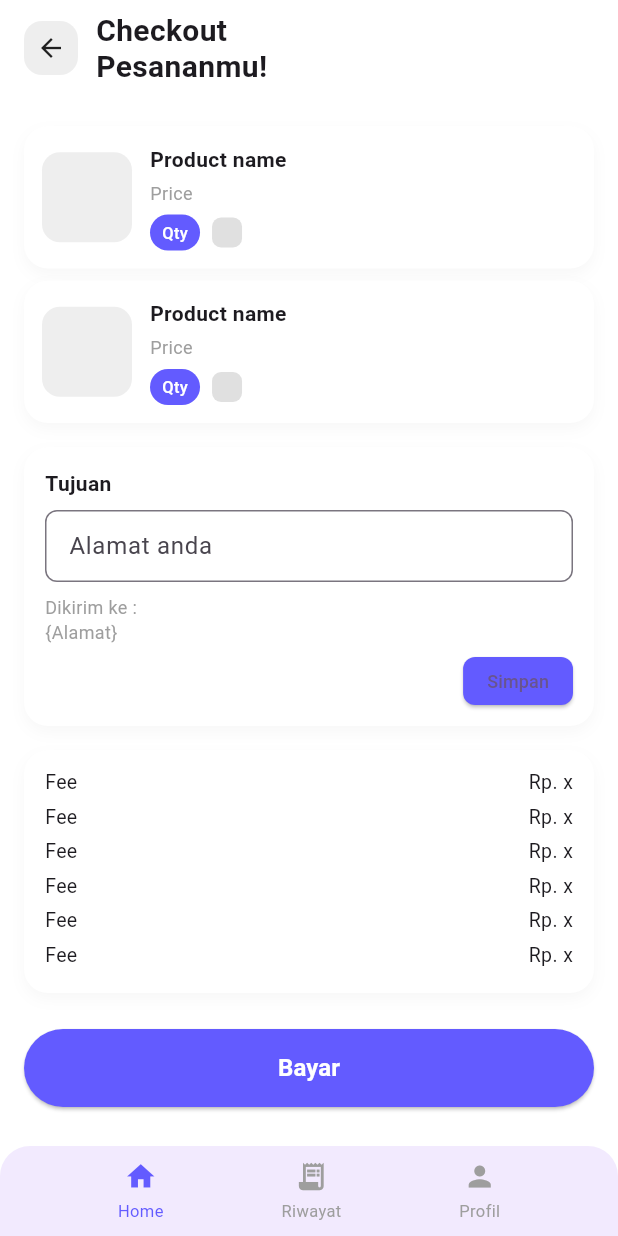
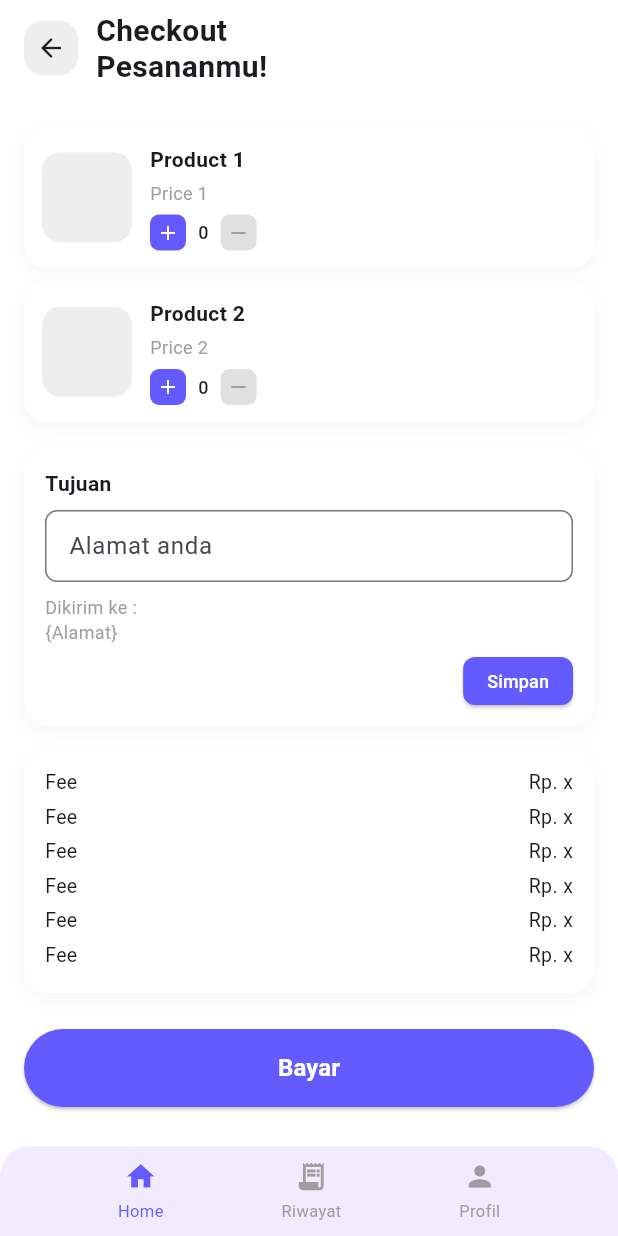
Before and after one commit to rsyafdhil/eato-app, a Flutter app: the CheckoutPage screen opened directly, on a phone screen of 412 x 824 dp. Run offline on Flutter 3.47's test engine with Material 3 defaults, Android fonts, the light colour scheme and no system bars.

Commit message:
pull from Daffa branch, checkout page & daftar kantin page

```diff
--- a/lib/main.dart
+++ b/lib/main.dart
@@ -3,6 +3,7 @@ import 'package:eato_app/pages/riwayat_transaksi_page.dart';
 import 'package:flutter/material.dart';
 import 'pages/register_page.dart';
 import 'pages/login_page.dart';
+import 'pages/checkout_page.dart';
 
 void main() {
   runApp(const MyApp());
--- a/lib/pages/checkout_page.dart
+++ b/lib/pages/checkout_page.dart
@@ -1,13 +1,21 @@
 import 'package:flutter/material.dart';
 
-class CheckoutPage extends StatelessWidget {
+class CheckoutPage extends StatefulWidget {
   const CheckoutPage({super.key});
+
+  @override
+  State<CheckoutPage> createState() => _CheckoutPageState();
+}
+
+class _CheckoutPageState extends State<CheckoutPage> {
+  // untuk contoh: dua produk, masing-masing punya qty sendiri
+  int qty1 = 0;
+  int qty2 = 0;
 
   @override
   Widget build(BuildContext context) {
     return Scaffold(
       backgroundColor: Colors.white,
-      // AppBar custom simple
       body: SafeArea(
         child: Column(
           children: [
@@ -49,20 +57,53 @@ class CheckoutPage extends StatelessWidget {
                 child: Column(
                   children: [
                     // Card produk 1
-                    _CheckoutProductCard(),
+                    _CheckoutProductCard(
+                      productName: "Product 1",
+                      priceText: "Price 1",
+                      qty: qty1,
+                      onIncrement: () {
+                        setState(() {
+                          qty1++;
+                        });
+                      },
+                      onDecrement: () {
+                        if (qty1 > 0) {
+                          setState(() {
+                            qty1--;
+                          });
+                        }
+                      },
+                    ),
                     const SizedBox(height: 8),
+
                     // Card produk 2
-                    _CheckoutProductCard(),
+                    _CheckoutProductCard(
+                      productName: "Product 2",
+                      priceText: "Price 2",
+                      qty: qty2,
+                      onIncrement: () {
+                        setState(() {
+                          qty2++;
+                        });
+                      },
+                      onDecrement: () {
+                        if (qty2 > 0) {
+                          setState(() {
+                            qty2--;
+                          });
+                        }
+                      },
+                    ),
 
                     const SizedBox(height: 16),
 
                     // Card Tujuan
-                    _AlamatCard(),
+                    const _AlamatCard(),
 
                     const SizedBox(height: 16),
 
                     // Card Fee
-                    _FeeCard(),
+                    const _FeeCard(),
 
                     const SizedBox(height: 24),
 
@@ -96,7 +137,7 @@ class CheckoutPage extends StatelessWidget {
             ),
 
             // Bottom navigation dummy
-            _BottomNavBar(currentIndex: 0),
+            const _BottomNavBar(currentIndex: 0),
           ],
         ),
       ),
@@ -105,10 +146,27 @@ class CheckoutPage extends StatelessWidget {
 }
 
 class _CheckoutProductCard extends StatelessWidget {
-  const _CheckoutProductCard();
+  final String productName;
+  final String priceText;
+  final int qty;
+  final VoidCallback onIncrement;
+  final VoidCallback onDecrement;
+
+  const _CheckoutProductCard({
+    required this.productName,
+    required this.priceText,
+    required this.qty,
+    required this.onIncrement,
+    required this.onDecrement,
+  });
 
   @override
   Widget build(BuildContext context) {
+    // Logic warna & enable/disable tombol
+    final bool canDecrement = qty > 0;
+    final Color activeColor = const Color(0xFF635BFF);
+    final Color disabledColor = Colors.grey.shade300;
+
     return Container(
       padding: const EdgeInsets.all(12),
       decoration: BoxDecoration(
@@ -139,51 +197,78 @@ class _CheckoutProductCard extends StatelessWidget {
             child: Column(
               crossAxisAlignment: CrossAxisAlignment.start,
               children: [
-                const Text(
-                  "Product name",
-                  style: TextStyle(
+                Text(
+                  productName,
+                  style: const TextStyle(
                     fontSize: 14,
                     fontWeight: FontWeight.bold,
                   ),
                 ),
                 const SizedBox(height: 4),
-                const Text(
-                  "Price",
-                  style: TextStyle(
+                Text(
+                  priceText,
+                  style: const TextStyle(
                     fontSize: 12,
                     color: Colors.grey,
                   ),
                 ),
                 const SizedBox(height: 6),
+
+                // Baris + Qty -
                 Row(
                   children: [
-                    Container(
-                      padding: const EdgeInsets.symmetric(
-                          horizontal: 8, vertical: 4),
-                      decoration: BoxDecoration(
-                        color: const Color(0xFF635BFF),
-                        borderRadius: BorderRadius.circular(999),
-                      ),
-                      child: const Text(
-                        "Qty",
-                        style: TextStyle(
-                          color: Colors.white,
-                          fontSize: 11,
-                          fontWeight: FontWeight.w500,
+                    // Tombol +
+                    GestureDetector(
+                      onTap: onIncrement,
+                      child: Container(
+                        width: 24,
+                        height: 24,
+                        decoration: BoxDecoration(
+                          color: activeColor,
+                          borderRadius: BorderRadius.circular(6),
+                        ),
+                        child: const Center(
+                          child: Icon(
+                            Icons.add,
+                            size: 16,
+                            color: Colors.white,
+                          ),
                         ),
                       ),
                     ),
                     const SizedBox(width: 8),
-                    Container(
-                      width: 20,
-                      height: 20,
-                      decoration: BoxDecoration(
-                        color: Colors.grey.shade300,
-                        borderRadius: BorderRadius.circular(6),
+
+                    // Teks Qty (angka)
+                    Text(
+                      qty.toString(),
+                      style: const TextStyle(
+                        fontSize: 12,
+                        fontWeight: FontWeight.w500,
+                      ),
+                    ),
+                    const SizedBox(width: 8),
+
+                    // Tombol -
+                    GestureDetector(
+                      onTap: canDecrement ? onDecrement : null,
+                      child: Container(
+                        width: 24,
+                        height: 24,
+                        decoration: BoxDecoration(
+                          color: canDecrement ? activeColor : disabledColor,
+                          borderRadius: BorderRadius.circular(6),
+                        ),
+                        child: Center(
+                          child: Icon(
+                            Icons.remove,
+                            size: 16,
+                            color: canDecrement ? Colors.white : Colors.grey,
+                          ),
+                        ),
                       ),
                     ),
                   ],
-                )
+                ),
               ],
             ),
           ),
@@ -225,8 +310,10 @@ class _AlamatCard extends StatelessWidget {
           TextField(
             decoration: InputDecoration(
               hintText: "Alamat anda",
-              contentPadding:
-                  const EdgeInsets.symmetric(horizontal: 12, vertical: 10),
+              contentPadding: const EdgeInsets.symmetric(
+                horizontal: 12,
+                vertical: 10,
+              ),
               border: OutlineInputBorder(
                 borderRadius: BorderRadius.circular(8),
               ),
@@ -249,8 +336,10 @@ class _AlamatCard extends StatelessWidget {
               child: ElevatedButton(
                 style: ElevatedButton.styleFrom(
                   backgroundColor: const Color(0xFF635BFF),
-                  padding:
-                      const EdgeInsets.symmetric(horizontal: 16, vertical: 4),
+                  padding: const EdgeInsets.symmetric(
+                    horizontal: 16,
+                    vertical: 4,
+                  ),
                   shape: RoundedRectangleBorder(
                     borderRadius: BorderRadius.circular(8),
                   ),
@@ -258,7 +347,10 @@ class _AlamatCard extends StatelessWidget {
                 onPressed: () {},
                 child: const Text(
                   "Simpan",
-                  style: TextStyle(fontSize: 12),
+                  style: TextStyle(
+                    fontSize: 12,
+                    color: Colors.white,
+                  ),
                 ),
               ),
             ),
@@ -321,9 +413,9 @@ class _BottomNavBar extends StatelessWidget {
   Widget build(BuildContext context) {
     return Container(
       height: 60,
-      decoration: BoxDecoration(
-        color: const Color(0xFFF2EAFE),
-        borderRadius: const BorderRadius.vertical(top: Radius.circular(20)),
+      decoration: const BoxDecoration(
+        color: Color(0xFFF2EAFE),
+        borderRadius: BorderRadius.vertical(top: Radius.circular(20)),
       ),
       child: Row(
         mainAxisAlignment: MainAxisAlignment.spaceEvenly,
```
